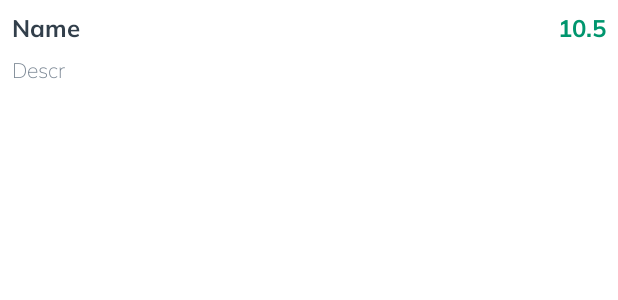
After one commit to Michona/Brivia, an Android app: the layout item_score.xml on its own in the app's theme, with its tools: preview values and no code run, on a phone screen of 412 x 824 dp. The commit adds this screen. Shown: the top 300 px of the screen. Run offline under Robolectric (Android 15) with nearby library versions, the phone set to English and light mode, and no system bars.

Commit message:
Adds High Score Fragment.

```diff
--- /dev/null
+++ b/app/src/main/res/layout/item_score.xml
@@ -0,0 +1,45 @@
+<?xml version="1.0" encoding="utf-8"?>
+<layout>
+
+    <androidx.constraintlayout.widget.ConstraintLayout xmlns:android="http://schemas.android.com/apk/res/android"
+        xmlns:app="http://schemas.android.com/apk/res-auto"
+        xmlns:tools="http://schemas.android.com/tools"
+        android:layout_width="match_parent"
+        android:layout_height="64dp">
+
+        <TextView
+            android:id="@+id/vName"
+            style="@style/Brivia.Font.Body.Bold"
+            android:layout_width="wrap_content"
+            android:layout_height="wrap_content"
+            android:layout_marginStart="8dp"
+            app:layout_constraintBottom_toTopOf="@id/vDescription"
+            app:layout_constraintLeft_toLeftOf="parent"
+            app:layout_constraintTop_toTopOf="parent"
+            tools:text="Name" />
+
+        <TextView
+            android:id="@+id/vDescription"
+            style="@style/Brivia.Font.Label"
+            android:layout_width="wrap_content"
+            android:layout_height="wrap_content"
+            android:layout_marginStart="8dp"
+            android:text="@string/sample_description"
+            app:layout_constraintBottom_toBottomOf="parent"
+            app:layout_constraintLeft_toLeftOf="parent"
+            app:layout_constraintTop_toBottomOf="@id/vName"
+            tools:text="Descr" />
+
+        <TextView
+            android:id="@+id/vScore"
+            style="@style/Brivia.Font.Body.Bold"
+            android:layout_width="wrap_content"
+            android:layout_height="wrap_content"
+            android:layout_marginEnd="8dp"
+            android:textColor="?attr/colorPrimary"
+            app:layout_constraintRight_toRightOf="parent"
+            app:layout_constraintTop_toTopOf="@id/vName"
+            tools:text="10.5" />
+
+    </androidx.constraintlayout.widget.ConstraintLayout>
+</layout>
--- a/app/src/main/res/values/strings.xml
+++ b/app/src/main/res/values/strings.xml
@@ -8,5 +8,8 @@
     <string name="how">How do I play?</string>
     <string name="find_out">Find out here!</string>
     <string name="until_next">Next round in</string>
+    <string name="highscore">High Scores</string>
+    <string name="sample_description">Good player?</string>
+    <string name="you">You</string>
 
 </resources>
--- a/app/src/main/res/values/styles.xml
+++ b/app/src/main/res/values/styles.xml
@@ -10,12 +10,20 @@
         <item name="android:textSize">32sp</item>
     </style>
 
+    <style name="Brivia.Font.Body">
+        <item name="android:textSize">16sp</item>
+    </style>
+
+    <style name="Brivia.Font.Body.Bold">
+        <item name="android:textStyle">bold</item>
+    </style>
+
     <style name="Brivia.Font.H1.Bold">
         <item name="android:textStyle">bold</item>
     </style>
 
     <style name="Brivia.Font.Label">
-        <item name="android:textSize">16sp</item>
+        <item name="android:textSize">14sp</item>
         <item name="android:textColor">@color/grey</item>
     </style>
 
```
Also changed, not shown: app/src/main/java/com/uni/brivia/domain/AuthRepository.java (+22 -18 lines), app/src/main/java/com/uni/brivia/view/HighScoreFragment.java (added, +47 -0 lines), app/src/main/java/com/uni/brivia/view/HomeFragment.java (+16 -9 lines), app/src/main/java/com/uni/brivia/view/ScoreAdapter.java (added, +105 -0 lines), app/src/main/java/com/uni/brivia/viewmodels/ScoresViewModel.java (added, +48 -0 lines), app/src/main/res/drawable/ic_play.xml (added, +10 -0 lines), app/src/main/res/layout/fragment_high_score.xml (added, +47 -0 lines), app/src/main/res/navigation/nav_graph.xml (+16 -3 lines).
